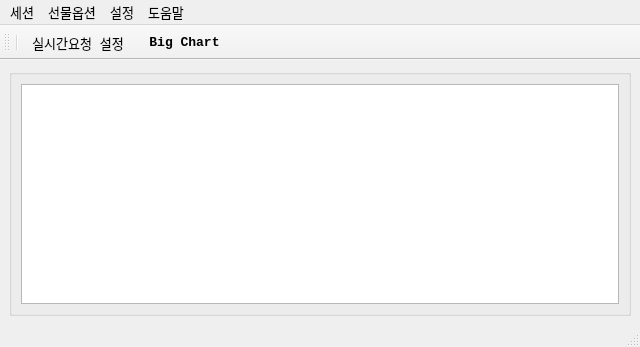
First picture: the form in UI/skybot_cm.ui, repository skygoldfish/SkyBot, before the edit.
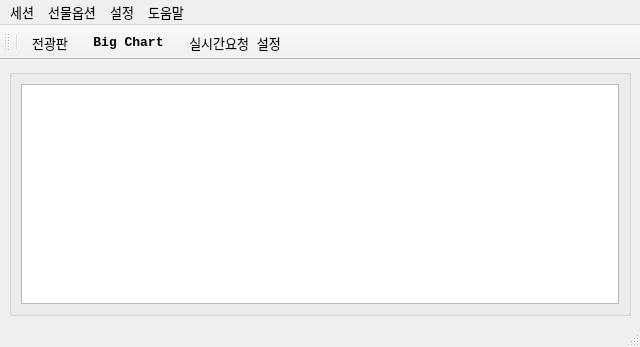
Second picture: the form after the edit. Icons and pictures are not drawn.

```diff
--- a/UI/skybot_cm.ui
+++ b/UI/skybot_cm.ui
@@ -96,8 +96,9 @@
     <bool>false</bool>
    </attribute>
    <addaction name="separator"/>
-   <addaction name="action_ToolBar_RealTime_Setting"/>
+   <addaction name="action_ToolBar_ScoreBoard"/>
    <addaction name="action_ToolBar_BigChart"/>
+   <addaction name="action_ToolBar_RealTime_Setting"/>
   </widget>
   <action name="actionLogin">
    <property name="icon">
@@ -214,6 +215,18 @@
     <string>실시간요청 설정</string>
    </property>
   </action>
+  <action name="action_ToolBar_ScoreBoard">
+   <property name="icon">
+    <iconset>
+     <normaloff>PNG/전광판.png</normaloff>PNG/전광판.png</iconset>
+   </property>
+   <property name="text">
+    <string>전광판</string>
+   </property>
+   <property name="toolTip">
+    <string>전광판</string>
+   </property>
+  </action>
  </widget>
  <resources/>
  <connections>
```
